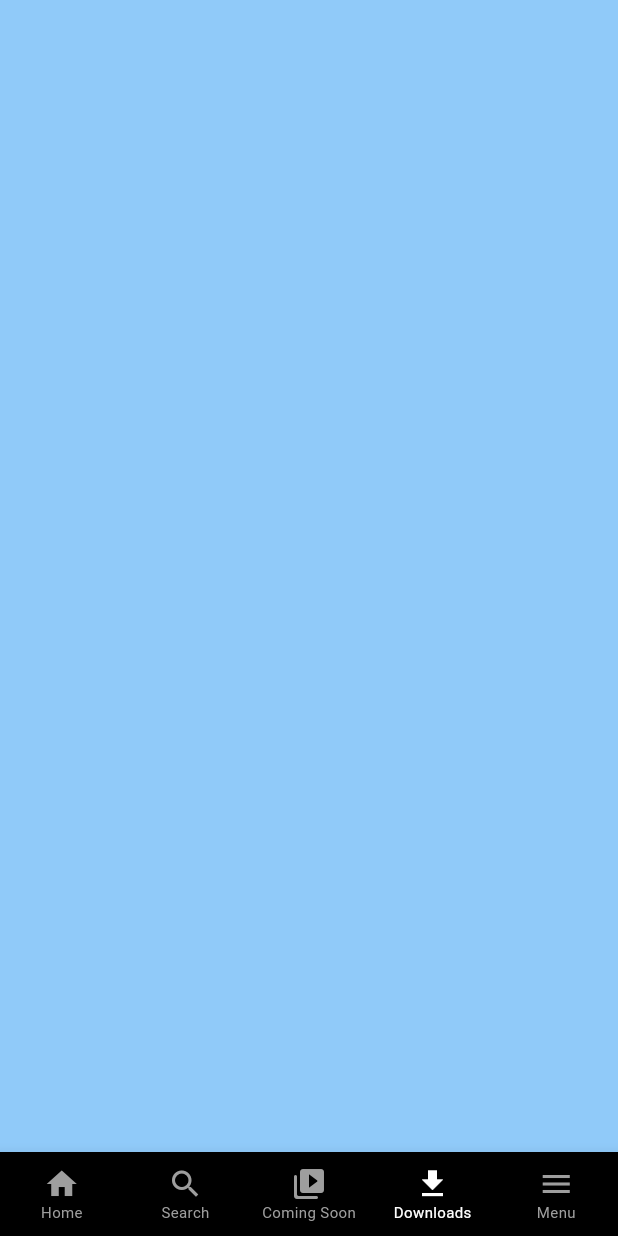
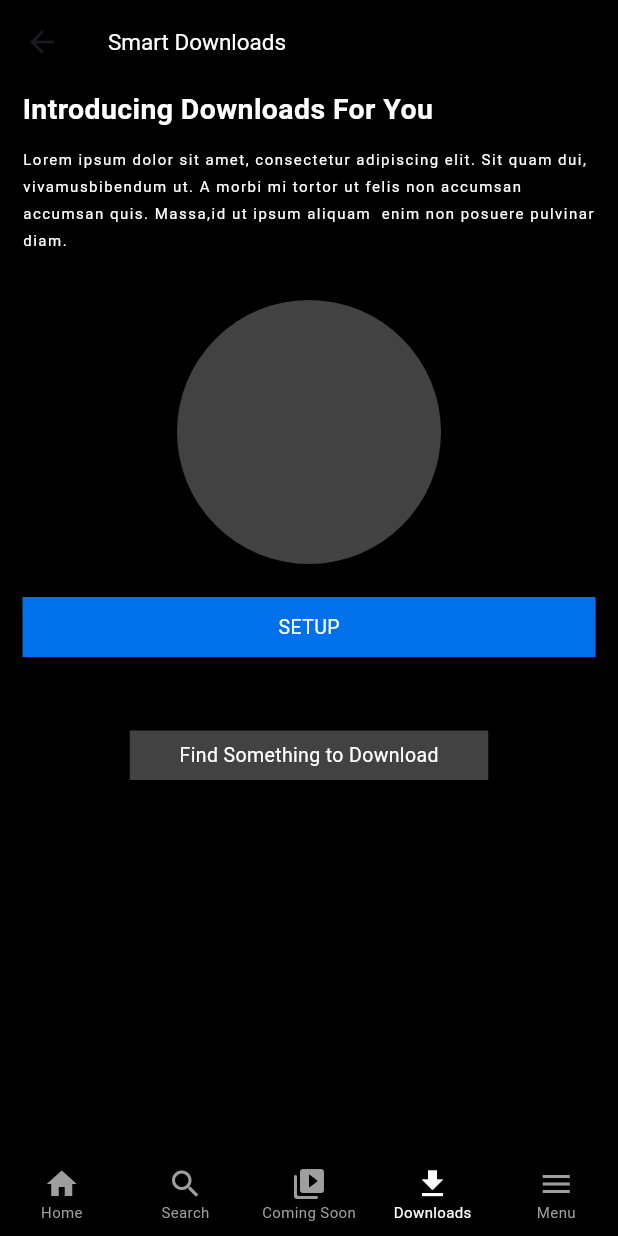
Before and after one commit to Theertha28/netflix_clone_sample, a Flutter app: the BottomNavbarScreen screen opened directly, item 4 of the bottom bar chosen, on a phone screen of 412 x 824 dp. Run offline on Flutter 3.47's test engine with Material 3 defaults, Android fonts, the phone set to English and light mode, and no system bars; our stand-ins replace icons_plus; network calls fail.

Commit message:
new page added

```diff
--- /dev/null
+++ b/lib/view/Download_screen/download_screen.dart
@@ -0,0 +1,76 @@
+import 'package:flutter/material.dart';
+
+class DownloadScreen extends StatelessWidget {
+  const DownloadScreen({super.key});
+
+  @override
+  Widget build(BuildContext context) {
+    return Scaffold(
+      backgroundColor: Colors.black,
+      appBar: AppBar(
+        backgroundColor: Colors.black,
+        title: Text("Smart Downloads",
+      style: TextStyle(
+        color: Colors.white,
+        fontSize: 15,
+        fontWeight: FontWeight.w400)
+        ,),),
+        body: Padding(
+          padding: const EdgeInsets.symmetric(horizontal: 15,vertical: 3),
+          child: Column(
+            crossAxisAlignment: CrossAxisAlignment.start,
+            children: [
+            Text("Introducing Downloads For You",
+             style: TextStyle(
+          color: Colors.white,
+          fontSize: 19,
+          fontWeight: FontWeight.w700)),
+          SizedBox(height: 12,),
+          Text("Lorem ipsum dolor sit amet, consectetur adipiscing elit. Sit quam dui, vivamusbibendum ut. A morbi mi tortor ut felis non accumsan accumsan quis. Massa,id ut ipsum aliquam  enim non posuere pulvinar diam.",
+             style: TextStyle(
+          color: Colors.white,
+          height: 1.8,
+          letterSpacing: 1,
+          fontSize: 10,
+          fontWeight: FontWeight.w400)),
+          SizedBox(height: 30,),
+          Center(
+            child: CircleAvatar(
+              backgroundColor: Color(0xff424242),
+              radius: 88,
+            ),
+          ),
+           SizedBox(height: 22),
+           Container(
+            height: 40,
+            decoration: BoxDecoration(
+              color:Color(0xff0071EB)
+            ),
+            child: Center(
+              child: Text("SETUP", style: TextStyle(
+                        color: Colors.white,
+                        fontSize: 13,
+                        fontWeight: FontWeight.w400)),
+            ),
+           ),
+           SizedBox(height: 49,),
+            Center(
+              child: Container(
+              height: 33,
+              width: 239,
+              decoration: BoxDecoration(
+                color:Color(0xff424242)
+              ),
+              child: Center(
+                child: Text("Find Something to Download", style: TextStyle(
+                          color: Colors.white,
+                          fontSize: 13,
+                          fontWeight: FontWeight.w400)),
+              ),
+                         ),
+            ),
+          ],),
+        ),
+    );
+  }
+}
--- a/lib/view/bottom_navbar_screen/bottom_navbar_screen.dart
+++ b/lib/view/bottom_navbar_screen/bottom_navbar_screen.dart
@@ -1,5 +1,6 @@
 import 'package:flutter/material.dart';
 import 'package:netflix_clone_sample/utils/color_constants.dart';
+import 'package:netflix_clone_sample/view/Download_screen/download_screen.dart';
 import 'package:netflix_clone_sample/view/coming_soon_screen/coming_soon_screen.dart';
 import 'package:netflix_clone_sample/view/home_screen/home_screen.dart';
 import 'package:netflix_clone_sample/view/more_screen/more_screen.dart';
@@ -17,7 +18,7 @@ class _BottomNavbarScreenState extends State<BottomNavbarScreen> {
     HomeScreen(),
     SearchScreen(),
     ComingSoonScreen(),
-    Container(color: Colors.blue.shade200,),
+    DownloadScreen(),
     MoreScreen(),
   ];
   int selectedIndex=0;
```
Also changed, not shown: 2 other files.
